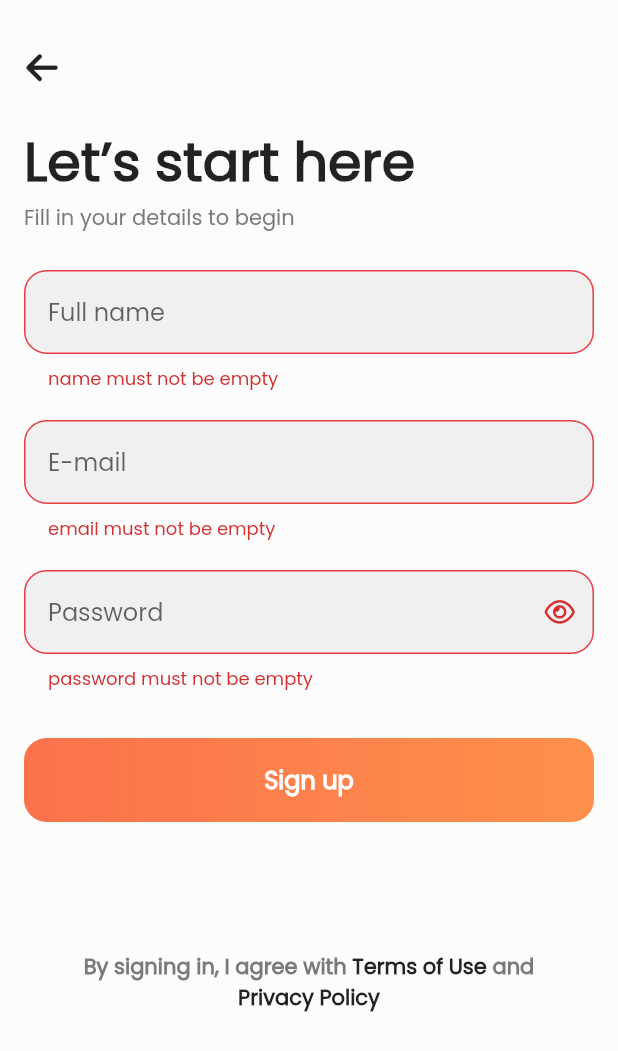
After one commit to ahmed-hady-dev/social_task, a Flutter app: the RegisterView screen opened directly, after a tap on "Sign up", on a phone screen of 412 x 824 dp. The commit adds this screen. Shown: the top 1051 px of the screen. Run offline on Flutter 3.47's test engine with Material 2 defaults, Android fonts, the phone set to English and light mode, and no system bars; our stand-ins replace bloc, dio, easy_localization, flutter_bloc, font_awesome_flutter, get_storage and 1 more; accounts and stored records are empty.

Commit message:
#2 sign-up finished

```diff
--- a/lib/core/theme/theme.dart
+++ b/lib/core/theme/theme.dart
@@ -20,7 +20,7 @@ ThemeData lightTheme(BuildContext context) {
         ),
     inputDecorationTheme: InputDecorationTheme(
       focusColor: AppColors.redColor,
-      contentPadding: const EdgeInsets.all(8),
+      contentPadding: const EdgeInsets.all(16),
       fillColor: AppColors.greyColor,
       filled: true,
       border: OutlineInputBorder(
--- a/lib/view/on_boarding/on_boarding_view.dart
+++ b/lib/view/on_boarding/on_boarding_view.dart
@@ -34,6 +34,7 @@ class OnBoardingView extends StatelessWidget {
                       MagicRouter.navigateTo(const RegisterView());
                     }),
                 const SignInRow(),
+                SizedBox(height: MediaQuery.of(context).size.height * 0.05),
               ],
             ),
           ),
--- /dev/null
+++ b/lib/view/register/component/custom_back_button.dart
@@ -0,0 +1,26 @@
+import 'package:flutter/material.dart';
+import 'package:font_awesome_flutter/font_awesome_flutter.dart';
+import 'package:social_task/core/router/router.dart';
+
+class CustomBackButton extends StatelessWidget {
+  const CustomBackButton({
+    Key? key,
+  }) : super(key: key);
+
+  @override
+  Widget build(BuildContext context) {
+    return Align(
+      alignment: Alignment.topLeft,
+      child: Padding(
+        padding: EdgeInsets.only(top: MediaQuery.of(context).size.height * 0.04, bottom: 24.0),
+        child: IconButton(
+          padding: EdgeInsets.zero,
+          constraints: const BoxConstraints(),
+          splashRadius: 18,
+          onPressed: () => MagicRouter.pop(),
+          icon: const FaIcon(FontAwesomeIcons.arrowLeft),
+        ),
+      ),
+    );
+  }
+}
--- /dev/null
+++ b/lib/view/register/component/privacy_text.dart
@@ -0,0 +1,46 @@
+import 'package:flutter/gestures.dart';
+import 'package:flutter/material.dart';
+
+import '../../../constants/app_colors.dart';
+
+class PrivacyText extends StatelessWidget {
+  const PrivacyText({Key? key}) : super(key: key);
+
+  @override
+  Widget build(BuildContext context) {
+    final TextStyle defaultStyle = Theme.of(context).textTheme.bodyText1!.copyWith(
+          color: AppColors.darkerGreyColor,
+          fontWeight: FontWeight.bold,
+        );
+    final TextStyle linkStyle = Theme.of(context).textTheme.bodyText1!.copyWith(
+          fontWeight: FontWeight.bold,
+        );
+    return Padding(
+      padding: EdgeInsets.only(left: 32.0, right: 32.0, top: MediaQuery.of(context).size.height * 0.09),
+      child: RichText(
+        textAlign: TextAlign.center,
+        text: TextSpan(
+          style: defaultStyle,
+          children: <TextSpan>[
+            const TextSpan(text: 'By signing in, I agree with '),
+            TextSpan(
+                text: 'Terms of Use',
+                style: linkStyle,
+                recognizer: TapGestureRecognizer()
+                  ..onTap = () {
+                    debugPrint('Terms of Use');
+                  }),
+            const TextSpan(text: ' and '),
+            TextSpan(
+                text: 'Privacy Policy',
+                style: linkStyle,
+                recognizer: TapGestureRecognizer()
+                  ..onTap = () {
+                    debugPrint('Privacy Policy"');
+                  }),
+          ],
+        ),
+      ),
+    );
+  }
+}
--- /dev/null
+++ b/lib/view/register/component/register_heading.dart
@@ -0,0 +1,30 @@
+import 'package:flutter/material.dart';
+import 'package:social_task/constants/app_colors.dart';
+
+class RegisterHeading extends StatelessWidget {
+  const RegisterHeading({
+    Key? key,
+  }) : super(key: key);
+
+  @override
+  Widget build(BuildContext context) {
+    return Column(
+      crossAxisAlignment: CrossAxisAlignment.start,
+      children: [
+        Text(
+          'Let’s start here',
+          style: Theme.of(context).textTheme.bodyText1!.copyWith(
+                fontWeight: FontWeight.bold,
+                fontSize: 36.0,
+              ),
+        ),
+        Text(
+          'Fill in your details to begin',
+          style: Theme.of(context).textTheme.bodyText1!.copyWith(
+                color: AppColors.darkerGreyColor,
+              ),
+        ),
+      ],
+    );
+  }
+}
--- /dev/null
+++ b/lib/view/register/controller/register_cubit.dart
@@ -0,0 +1,51 @@
+import 'package:dio/dio.dart';
+import 'package:flutter/material.dart';
+import 'package:flutter_bloc/flutter_bloc.dart';
+import 'package:font_awesome_flutter/font_awesome_flutter.dart';
+import 'register_state.dart';
+
+class RegisterCubit extends Cubit<RegisterState> {
+  RegisterCubit() : super(RegisterInitial());
+  static RegisterCubit get(context) => BlocProvider.of(context);
+//===============================================================
+  bool isPassword = true;
+  bool isChecked = false;
+  IconData suffix = FontAwesomeIcons.eye;
+  GlobalKey<FormState> formKey = GlobalKey<FormState>();
+  FocusNode emailNode = FocusNode(), passwordNode = FocusNode();
+  TextEditingController nameController = TextEditingController(),
+      emailController = TextEditingController(),
+      passwordController = TextEditingController();
+
+//===============================================================
+  void changePasswordVisibility() {
+    isPassword = !isPassword;
+    suffix = isPassword ? Icons.visibility_outlined : Icons.visibility_off_outlined;
+    emit(RegisterChangePasswordVisibilityState());
+  }
+
+//===============================================================
+  Future<void> userSignUp({
+    required String name,
+    required String email,
+    required String password,
+  }) async {
+    emit(RegisterLoadingState());
+    try {} on DioError catch (e) {
+      emit(RegisterLErrorState(error: e.toString()));
+    } catch (e) {
+      debugPrint(e.toString());
+      emit(RegisterLErrorState(error: e.toString()));
+    }
+  }
+
+  @override
+  Future<void> close() {
+    emailController.dispose();
+    passwordController.dispose();
+    nameController.dispose();
+    emailNode.dispose();
+    passwordNode.dispose();
+    return super.close();
+  }
+}
--- /dev/null
+++ b/lib/view/register/controller/register_state.dart
@@ -0,0 +1,17 @@
+abstract class RegisterState {}
+
+class RegisterInitial extends RegisterState {}
+
+//===============================================================
+class RegisterChangePasswordVisibilityState extends RegisterState {}
+
+//===============================================================
+
+class RegisterLoadingState extends RegisterState {}
+
+class RegisterSuccessState extends RegisterState {}
+
+class RegisterLErrorState extends RegisterState {
+  final String error;
+  RegisterLErrorState({required this.error});
+}
--- /dev/null
+++ b/lib/view/register/register_view.dart
@@ -0,0 +1,88 @@
+import 'package:flutter/material.dart';
+import 'package:flutter_bloc/flutter_bloc.dart';
+import 'package:social_task/core/router/router.dart';
+import 'package:social_task/view/home/home_view.dart';
+import '../../widgets/loading_widget.dart';
+import '../../widgets/main_button.dart';
+import 'component/custom_back_button.dart';
+import 'component/privacy_text.dart';
+import 'component/register_heading.dart';
+import 'controller/register_cubit.dart';
+import 'controller/register_state.dart';
+import 'widgets/email_text_field.dart';
+import 'widgets/name_text_field.dart';
+import 'widgets/password_text_field.dart';
+
+class RegisterView extends StatelessWidget {
+  const RegisterView({Key? key}) : super(key: key);
+
+  @override
+  Widget build(BuildContext context) {
+    return Scaffold(
+      body: BlocProvider(
+        create: (context) => RegisterCubit(),
+        child: BlocConsumer<RegisterCubit, RegisterState>(
+          listener: (context, state) {
+            if (state is RegisterSuccessState) {}
+          },
+          builder: (context, state) {
+            final cubit = RegisterCubit.get(context);
+            return Form(
+              key: cubit.formKey,
+              child: ListView(
+                shrinkWrap: true,
+                padding: const EdgeInsets.symmetric(horizontal: 16.0),
+                children: <Widget>[
+                  const CustomBackButton(),
+                  const RegisterHeading(),
+                  const SizedBox(height: 24.0),
+                  NameTextField(
+                    hintText: "Full name",
+                    controller: cubit.nameController,
+                    onFieldSubmitted: (value) {
+                      cubit.emailNode.requestFocus();
+                    },
+                  ),
+                  const SizedBox(height: 18.0),
+                  EmailTextField(
+                    hintText: "E-mail",
+                    controller: cubit.emailController,
+                    focusNode: cubit.emailNode,
+                    onFieldSubmitted: (value) {
+                      cubit.passwordNode.requestFocus();
+                    },
+                  ),
+                  const SizedBox(height: 18.0),
+                  PasswordTextField(
+                      hintText: "Password",
+                      controller: cubit.passwordController,
+                      focusNode: cubit.passwordNode,
+                      onFieldSubmitted: (value) {
+                        if (cubit.formKey.currentState!.validate()) {
+                          MagicRouter.navigateTo(const HomeView());
+                        }
+                      },
+                      obscureText: cubit.isPassword,
+                      onPressed: () => cubit.changePasswordVisibility(),
+                      icon: cubit.suffix),
+                  const SizedBox(height: 18.0),
+                  state is RegisterLoadingState
+                      ? const LoadingWidget()
+                      : MainButton(
+                          text: "Sign up",
+                          onPressed: () {
+                            if (cubit.formKey.currentState!.validate()) {
+                              MagicRouter.navigateTo(const HomeView());
+                            }
+                          },
+                        ),
+                  const PrivacyText(),
+                ],
+              ),
+            );
+          },
+        ),
+      ),
+    );
+  }
+}
--- /dev/null
+++ b/lib/view/register/widgets/email_text_field.dart
@@ -0,0 +1,36 @@
+import 'package:flutter/material.dart';
+
+class EmailTextField extends StatelessWidget {
+  const EmailTextField({
+    Key? key,
+    required this.hintText,
+    required this.controller,
+    required this.onFieldSubmitted,
+    this.focusNode,
+  }) : super(key: key);
+
+  final String hintText;
+  final FocusNode? focusNode;
+  final TextEditingController? controller;
+  final Function(String)? onFieldSubmitted;
+
+  @override
+  Widget build(BuildContext context) {
+    return TextFormField(
+      controller: controller,
+      keyboardType: TextInputType.emailAddress,
+      focusNode: focusNode,
+      validator: (value) {
+        if (value!.isEmpty) {
+          return "email must not be empty";
+        } else if (!value.contains('@')) {
+          return "please enter a valid email";
+        } else {
+          return null;
+        }
+      },
+      onFieldSubmitted: onFieldSubmitted,
+      decoration: InputDecoration(hintText: hintText),
+    );
+  }
+}
--- /dev/null
+++ b/lib/view/register/widgets/name_text_field.dart
@@ -0,0 +1,26 @@
+import 'package:flutter/material.dart';
+
+class NameTextField extends StatelessWidget {
+  final String hintText;
+  final TextEditingController? controller;
+  final Function(String)? onFieldSubmitted;
+
+  const NameTextField({Key? key, required this.hintText, required this.controller, required this.onFieldSubmitted})
+      : super(key: key);
+  @override
+  Widget build(BuildContext context) {
+    return TextFormField(
+      controller: controller,
+      keyboardType: TextInputType.name,
+      validator: (value) {
+        if (value!.isEmpty) {
+          return "name must not be empty";
+        } else {
+          return null;
+        }
+      },
+      onFieldSubmitted: onFieldSubmitted,
+      decoration: InputDecoration(hintText: hintText),
+    );
+  }
+}
--- /dev/null
+++ b/lib/view/register/widgets/password_text_field.dart
@@ -0,0 +1,54 @@
+import 'package:flutter/material.dart';
+
+class PasswordTextField extends StatelessWidget {
+  const PasswordTextField({
+    Key? key,
+    required this.hintText,
+    required this.controller,
+    required this.onFieldSubmitted,
+    required this.obscureText,
+    required this.onPressed,
+    required this.icon,
+    this.focusNode,
+  }) : super(key: key);
+
+  final String hintText;
+  final TextEditingController? controller;
+  final Function(String) onFieldSubmitted;
+  final bool obscureText;
+  final FocusNode? focusNode;
+  final Function() onPressed;
+  final IconData icon;
+
+  @override
+  Widget build(BuildContext context) {
+    return TextFormField(
+      controller: controller,
+      keyboardType: TextInputType.visiblePassword,
+      obscureText: obscureText,
+      focusNode: focusNode,
+      validator: (value) {
+        if (value!.isEmpty) {
+          return "password must not be empty";
+        } else if (value.length < 6) {
+          return "password must be at least 6 digits";
+        } else if (value.contains(' ')) {
+          return "The password cannot have space.";
+        } else {
+          return null;
+        }
+      },
+      onFieldSubmitted: onFieldSubmitted,
+      decoration: InputDecoration(
+        isDense: true,
+        hintText: hintText,
+        suffixIcon: IconButton(
+          onPressed: onPressed,
+          icon: Icon(icon),
+          splashRadius: 10.0,
+          splashColor: Colors.black12,
+        ),
+      ),
+    );
+  }
+}
--- /dev/null
+++ b/lib/widgets/loading_widget.dart
@@ -0,0 +1,23 @@
+import 'package:flutter/cupertino.dart';
+
+class LoadingWidget extends StatelessWidget {
+  const LoadingWidget({
+    Key? key,
+    this.radius = 16.0,
+  }) : super(key: key);
+  final double radius;
+  @override
+  Widget build(BuildContext context) {
+    return Center(
+      child: SizedBox(
+        height: 54,
+        width: MediaQuery.of(context).size.width,
+        child: Center(
+            child: CupertinoActivityIndicator(
+          radius: radius,
+          animating: true,
+        )),
+      ),
+    );
+  }
+}
```
Also changed, not shown: lib/main.dart (+0 -10 lines).
